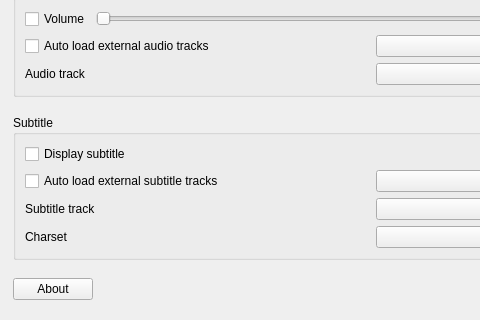
The window that src/dd/forms/preferencesdialog.ui (wangwenx190/dynamic-desktop) describes before a commit, drawn with Qt 5; both pictures show x 0 to 480 and y 535 to 855 of the 746 by 855 pixel window.
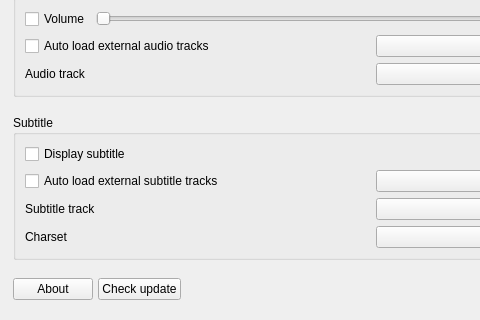
The same window after the commit. Icons and pictures are not drawn. Custom widgets are drawn as their Qt base class.

Diff of the .ui file:
```diff
--- a/src/dd/forms/preferencesdialog.ui
+++ b/src/dd/forms/preferencesdialog.ui
@@ -738,6 +738,13 @@
        </property>
       </widget>
      </item>
+     <item>
+      <widget class="QPushButton" name="pushButton_check_update">
+       <property name="text">
+        <string>Check update</string>
+       </property>
+      </widget>
+     </item>
      <item>
       <spacer name="horizontalSpacer">
        <property name="orientation">
```
